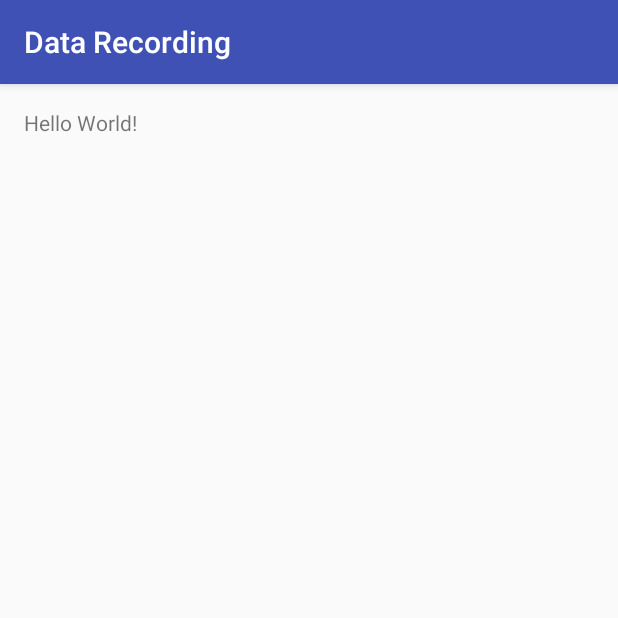
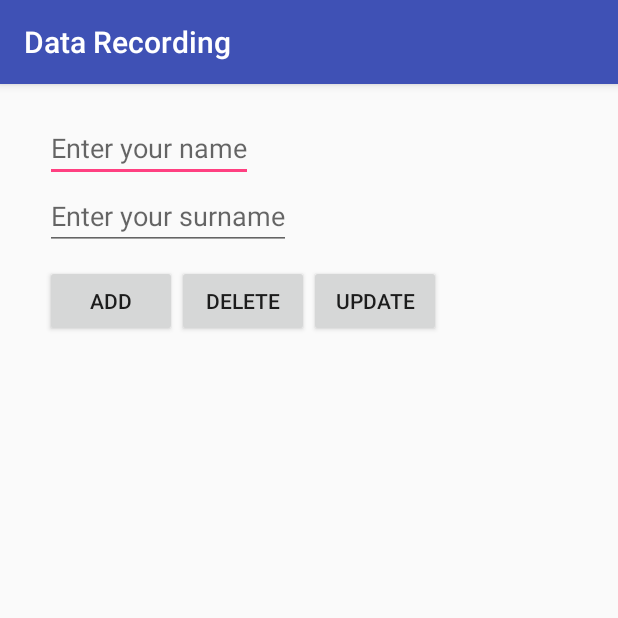
Before and after one commit to BegumYazici/learning-DataRecording, an Android app: the screen it shows after launch (MainActivity), on a phone screen of 412 x 824 dp, the top half of it. Run offline under Robolectric (Android 15) with nearby library versions, the phone set to English and light mode, and no system bars.

```diff
--- a/app/DataRecording/app/src/main/java/datarecording/begi/com/datarecording/MainActivity.java
+++ b/app/DataRecording/app/src/main/java/datarecording/begi/com/datarecording/MainActivity.java
@@ -1,13 +1,55 @@
 package datarecording.begi.com.datarecording;
 
+import android.content.ContentValues;
+import android.content.Context;
 import android.support.v7.app.AppCompatActivity;
 import android.os.Bundle;
+import android.text.Editable;
+import android.view.View;
+import android.widget.Button;
+import android.widget.EditText;
 
 public class MainActivity extends AppCompatActivity {
+
+    public  Button bntAdd, btnDelete,btnUpdate;
+    public EditText edtName, edtSurname;
 
     @Override
     protected void onCreate(Bundle savedInstanceState) {
         super.onCreate(savedInstanceState);
         setContentView(R.layout.activity_main);
+
+        bntAdd = (Button) findViewById(R.id.btnAdd);
+        btnDelete = (Button) findViewById(R.id.btnDelete);
+        btnUpdate = (Button) findViewById(R.id.btnUpdate);
+        edtName = (EditText)findViewById(R.id.edtName);
+        edtSurname = (EditText)findViewById(R.id.edtSurname);
+
+        bntAdd.setOnClickListener(new View.OnClickListener() {
+            @Override
+            public void onClick(View view) {
+                String name =edtName.getText().toString();
+                String surname = edtSurname.getText().toString();
+
+                try {
+                    Database database = new Database(MainActivity.this);
+                    database.openConnection();
+                    database.Add(name, surname);
+                    database.closeConnection();
+                } catch (Exception e) {
+                    // TODO: handle exception
+                }
+            }
+        });
+
+     /*   btnUpdate.setOnClickListener(new View.OnClickListener() {
+            @Override
+            public void onClick(View view) {
+
+            }
+        });
+*/
     }
+
+
 }
--- a/app/DataRecording/app/src/main/res/layout/activity_main.xml
+++ b/app/DataRecording/app/src/main/res/layout/activity_main.xml
@@ -1,16 +1,52 @@
 <?xml version="1.0" encoding="utf-8"?>
-<RelativeLayout xmlns:android="http://schemas.android.com/apk/res/android"
+<LinearLayout xmlns:android="http://schemas.android.com/apk/res/android"
     xmlns:tools="http://schemas.android.com/tools"
     android:layout_width="match_parent"
     android:layout_height="match_parent"
-    android:paddingBottom="@dimen/activity_vertical_margin"
-    android:paddingLeft="@dimen/activity_horizontal_margin"
-    android:paddingRight="@dimen/activity_horizontal_margin"
-    android:paddingTop="@dimen/activity_vertical_margin"
+    android:orientation="vertical"
     tools:context="datarecording.begi.com.datarecording.MainActivity">
 
-    <TextView
+    <EditText
         android:layout_width="wrap_content"
         android:layout_height="wrap_content"
-        android:text="Hello World!" />
-</RelativeLayout>
+        android:id="@+id/edtName"
+        android:hint="Enter your name"
+        android:layout_marginTop="20dp"
+        android:layout_marginLeft="30dp"/>
+
+    <EditText
+        android:layout_width="wrap_content"
+        android:layout_height="wrap_content"
+        android:id="@+id/edtSurname"
+        android:hint="Enter your surname"
+        android:layout_marginLeft="30dp"/>
+
+    <LinearLayout
+        android:layout_width="wrap_content"
+        android:layout_height="wrap_content"
+        android:layout_marginTop="10dp"
+        android:layout_marginLeft="30dp">
+
+
+        <Button
+            android:layout_width="wrap_content"
+            android:layout_height="wrap_content"
+            android:id="@+id/btnAdd"
+            android:text="ADD"/>
+
+        <Button
+            android:layout_width="wrap_content"
+            android:layout_height="wrap_content"
+            android:id="@+id/btnDelete"
+            android:text="DELETE"/>
+
+        <Button
+            android:layout_width="wrap_content"
+            android:layout_height="wrap_content"
+            android:id="@+id/btnUpdate"
+            android:text="UPDATE"/>
+
+    </LinearLayout>
+
+
+</LinearLayout>
```
Also changed, not shown: app/DataRecording/app/src/main/java/datarecording/begi/com/datarecording/Database.java (added, +119 -0 lines).
